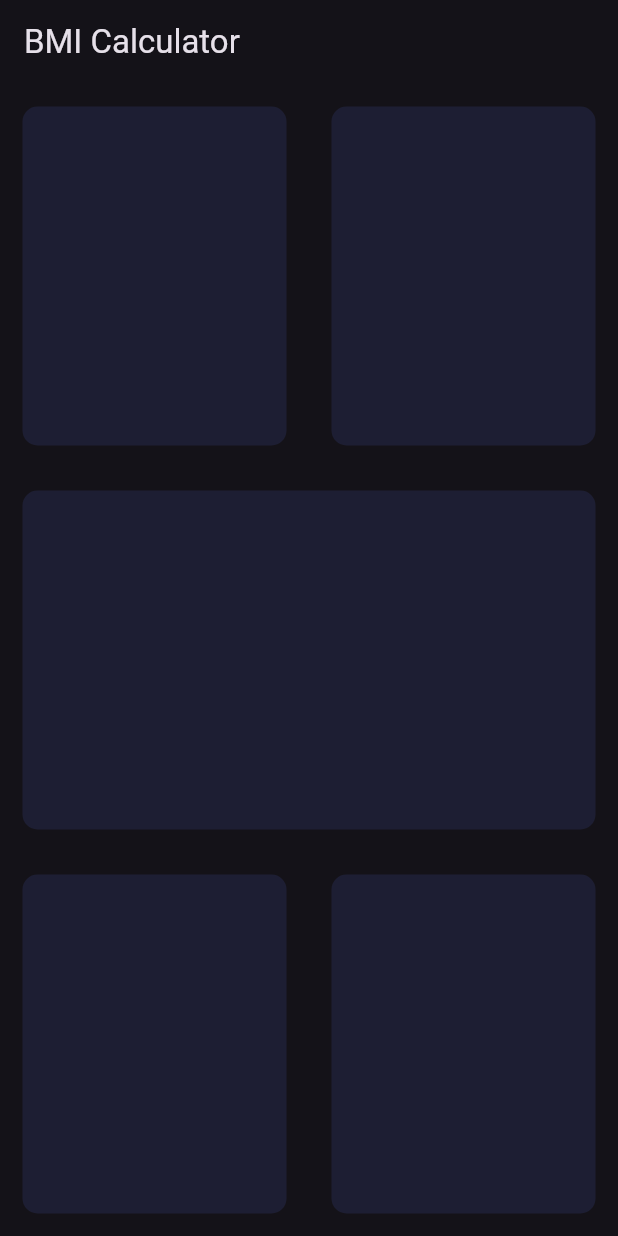
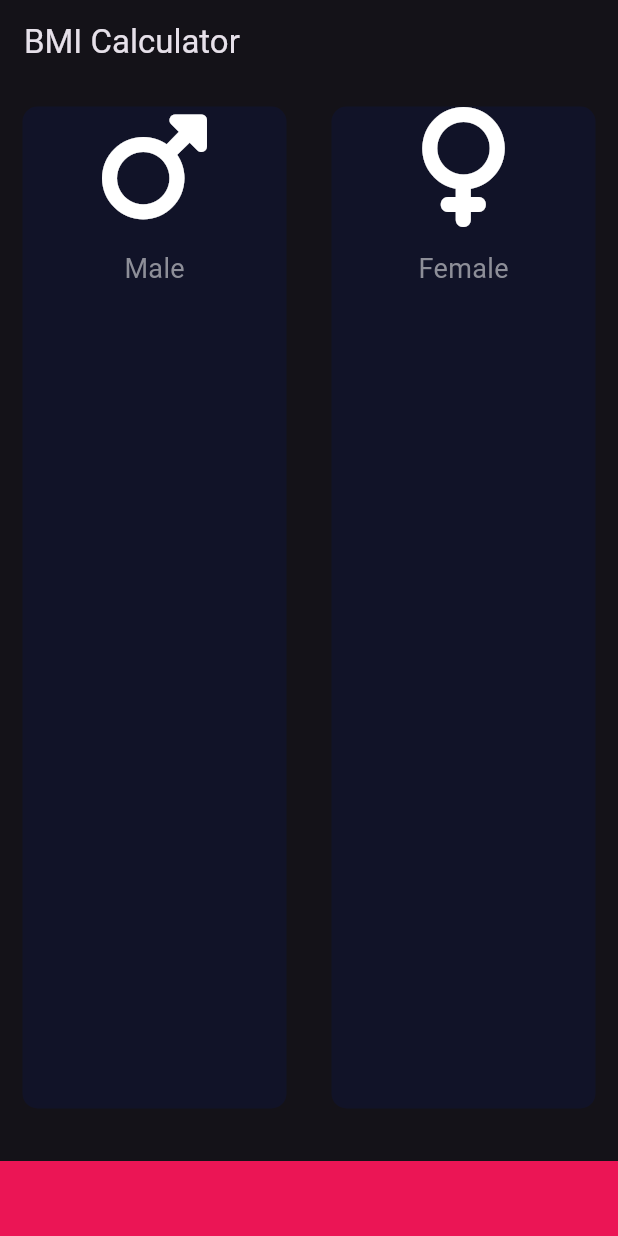
Before and after one commit to rushi055/BMI_calculator, a Flutter app: the screen it shows after launch, on a phone screen of 412 x 824 dp. Run offline on Flutter 3.47's test engine with Material 3 defaults, Android fonts, the phone set to English and light mode, and no system bars; our stand-ins replace font_awesome_flutter.

Commit message:
Select Male Or Female

```diff
--- /dev/null
+++ b/lib/icon_content.dart
@@ -0,0 +1,27 @@
+import 'package:flutter/material.dart';
+
+class IconContent extends StatelessWidget {
+  IconContent({required this.icon, required this.label});
+
+  final IconData icon;
+  final String label;
+
+  @override
+  Widget build(BuildContext context) {
+    return Column(
+      children: <Widget>[
+        Icon(
+          icon,
+          size: 80.0,
+        ), // Icon
+        SizedBox(
+          height: 15.0,
+        ), // SizedBox
+        Text(
+          label,
+          style: TextStyle(fontSize: 18.0, color: Color(0xFF8D8E98)),
+        ) // TextStyle, Text
+      ], // <Widget> []
+    );
+  }
+}
--- a/lib/input_page.dart
+++ b/lib/input_page.dart
@@ -1,47 +1,123 @@
+import 'package:bmi_calculator/icon_content.dart';
+import 'package:bmi_calculator/reusableCard.dart';
 import 'package:flutter/material.dart';
+import 'package:font_awesome_flutter/font_awesome_flutter.dart';
+
+const bottomContainerColour = Color(0xFFEB1555);
+const activecardcolour = Color(0xFF1D1E33);
+const inactivecardcolour = Color(0xFF111328);
 
 class InputPage extends StatefulWidget {
-  const InputPage({Key? key}) : super(key: key);
-
   @override
   State<InputPage> createState() => _InputPageState();
 }
 
 class _InputPageState extends State<InputPage> {
+  Color maleCardColour = inactivecardcolour;
+  Color femaleCardColour = inactivecardcolour;
+
+  // 1 = male, 2 = female
+  void updateColour(int gender) {
+    if (gender == 1) {
+      if (maleCardColour == inactivecardcolour) {
+        maleCardColour = activecardcolour;
+        femaleCardColour = inactivecardcolour;
+      } else {
+        maleCardColour = inactivecardcolour;
+      }
+    }
+    if (gender == 2) {
+      if (femaleCardColour == inactivecardcolour) {
+        femaleCardColour = activecardcolour;
+        maleCardColour = inactivecardcolour;
+      } else {
+        femaleCardColour = inactivecardcolour;
+      }
+      // Add logic for female card color update if needed
+    }
+  }
+
   @override
   Widget build(BuildContext context) {
     return Scaffold(
       appBar: AppBar(
         title: const Text('BMI Calculator'),
       ),
-      body: const Column(
+      body: Column(
         children: [
           Expanded(
             child: Row(
               children: [
                 Expanded(
-                  child: ReusableCard(colour: Color(0xFF1D1E33)),
+                  child: GestureDetector(
+                    onTap: () {
+                      setState(() {
+                        updateColour(1);
+                      });
+                    },
+                    child: Builder(
+                      builder: (context) => ReusableCard(
+                        colour: maleCardColour,
+                        cardChild: IconContent(
+                          icon: FontAwesomeIcons.mars,
+                          label: "Male",
+                        ),
+                      ),
+                    ),
+                  ),
                 ),
                 Expanded(
-                  child: ReusableCard(colour: Color(0xFF1D1E33)),
+                  child: GestureDetector(
+                    onTap: () {
+                      setState(() {
+                        updateColour(2);
+                      });
+                    },
+                    child: Builder(
+                      builder: (context) => ReusableCard(
+                        colour: femaleCardColour,
+                        cardChild: IconContent(
+                          icon: FontAwesomeIcons.venus,
+                          label: "Female",
+                        ),
+                      ),
+                    ),
+                  ),
                 ),
               ],
             ),
           ),
-          Expanded(
-            child: ReusableCard(colour: Color(0xFF1D1E33)),
-          ),
-          Expanded(
-            child: Row(
-              children: [
-                Expanded(
-                  child: ReusableCard(colour: Color(0xFF1D1E33)),
-                ),
-                Expanded(
-                  child: ReusableCard(colour: Color(0xFF1D1E33)),
-                ),
-              ],
-            ),
+          // Expanded(
+          //   child: ReusableCard(
+          //     colour: activecardcolour,
+          //     cardChild: IconContent(
+          //
+          //     ),
+          //   ),
+          // ),
+          // Expanded(
+          //   child: Row(
+          //     children: [
+          //       Expanded(
+          //         child: ReusableCard(
+          //           colour: activecardcolour,
+          //           cardChild: IconContent(), // Column
+          //         ),
+          //       ),
+          //       Expanded(
+          //         child: ReusableCard(
+          //           colour: activecardcolour,
+          //           cardChild: IconContent(),
+          //         ),
+          //       ),
+          //     ],
+          //   ),
+          // ),
+          Container(
+            margin: EdgeInsets.only(top: 20),
+            width: double.infinity,
+            height: 50,
+            color: bottomContainerColour,
           ),
         ],
       ),
@@ -49,21 +125,4 @@ class _InputPageState extends State<InputPage> {
   }
 }
 
-
 //Specialise Widget to reuse the set of code
-class ReusableCard extends StatelessWidget {
-  const ReusableCard({required this.colour});
-
-  final Color colour;
-
-  @override
-  Widget build(BuildContext context) {
-    return Container(
-      margin: EdgeInsets.all(15.0),
-      decoration: BoxDecoration(
-        color: colour,
-        borderRadius: BorderRadius.circular(10.0),
-      ),
-    );
-  }
-}
--- /dev/null
+++ b/lib/reusableCard.dart
@@ -0,0 +1,20 @@
+import 'package:flutter/material.dart';
+
+class ReusableCard extends StatelessWidget {
+  const ReusableCard({required this.colour, required this.cardChild});
+
+  final Color colour;
+  final Widget cardChild;
+
+  @override
+  Widget build(BuildContext context) {
+    return Container(
+      child: cardChild,
+      margin: EdgeInsets.all(15.0),
+      decoration: BoxDecoration(
+        color: colour,
+        borderRadius: BorderRadius.circular(10.0),
+      ),
+    );
+  }
+}
--- a/pubspec.yaml
+++ b/pubspec.yaml
@@ -35,6 +35,7 @@ dependencies:
   # The following adds the Cupertino Icons font to your application.
   # Use with the CupertinoIcons class for iOS style icons.
   cupertino_icons: ^1.0.2
+  font_awesome_flutter: ^10.6.0
 
 dev_dependencies:
   flutter_test:
```
Also changed, not shown: pubspec.lock.
